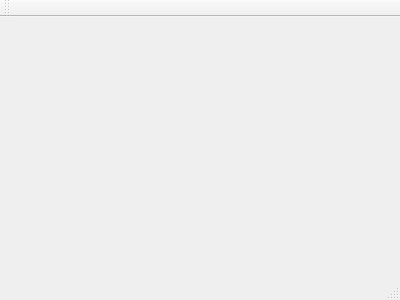
This is project_socket/mainwindow.ui in claranobre/Socket as Qt 5 draws it before an edit. The edited form follows.
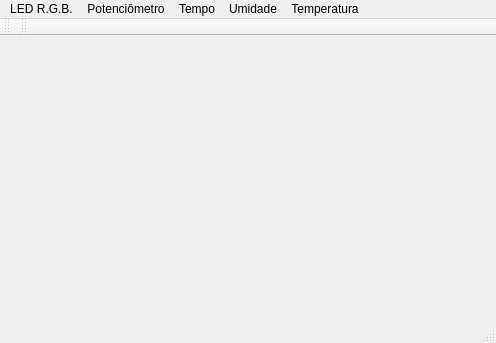
This is the edited form.

Diff of the .ui file:
```diff
--- a/project_socket/mainwindow.ui
+++ b/project_socket/mainwindow.ui
@@ -1,24 +1,102 @@
 <ui version="4.0">
  <class>MainWindow</class>
- <widget class="QMainWindow" name="MainWindow" >
-  <property name="geometry" >
+ <widget class="QMainWindow" name="MainWindow">
+  <property name="geometry">
    <rect>
     <x>0</x>
     <y>0</y>
-    <width>400</width>
-    <height>300</height>
+    <width>496</width>
+    <height>343</height>
    </rect>
   </property>
   <property name="windowTitle" >
    <string>MainWindow</string>
   </property>
-  <widget class="QMenuBar" name="menuBar" />
-  <widget class="QToolBar" name="mainToolBar" />
-  <widget class="QWidget" name="centralWidget" />
-  <widget class="QStatusBar" name="statusBar" />
+  <widget class="QWidget" name="centralWidget"/>
+  <widget class="QMenuBar" name="menuBar">
+   <property name="geometry">
+    <rect>
+     <x>0</x>
+     <y>0</y>
+     <width>496</width>
+     <height>20</height>
+    </rect>
+   </property>
+   <widget class="QMenu" name="menuLED">
+    <property name="title">
+     <string>LED R.G.B.</string>
+    </property>
+    <addaction name="actionIniciar"/>
+   </widget>
+   <widget class="QMenu" name="menuPotenci_metro">
+    <property name="title">
+     <string>Potenciômetro</string>
+    </property>
+    <addaction name="actionIniciar_2"/>
+   </widget>
+   <widget class="QMenu" name="menuUmidade">
+    <property name="title">
+     <string>Umidade</string>
+    </property>
+   </widget>
+   <widget class="QMenu" name="menuTemperatura">
+    <property name="title">
+     <string>Temperatura</string>
+    </property>
+   </widget>
+   <widget class="QMenu" name="menuTempo">
+    <property name="title">
+     <string>Tempo</string>
+    </property>
+   </widget>
+   <addaction name="menuLED"/>
+   <addaction name="menuPotenci_metro"/>
+   <addaction name="menuTempo"/>
+   <addaction name="menuUmidade"/>
+   <addaction name="menuTemperatura"/>
+  </widget>
+  <widget class="QToolBar" name="mainToolBar">
+   <attribute name="toolBarArea">
+    <enum>TopToolBarArea</enum>
+   </attribute>
+   <attribute name="toolBarBreak">
+    <bool>false</bool>
+   </attribute>
+  </widget>
+  <widget class="QStatusBar" name="statusBar"/>
+  <widget class="QToolBar" name="toolBar">
+   <property name="windowTitle">
+    <string>toolBar</string>
+   </property>
+   <attribute name="toolBarArea">
+    <enum>TopToolBarArea</enum>
+   </attribute>
+   <attribute name="toolBarBreak">
+    <bool>false</bool>
+   </attribute>
+  </widget>
+  <action name="actionIniciar">
+   <property name="text">
+    <string>Iniciar</string>
+   </property>
+  </action>
+  <action name="actionIniciar_2">
+   <property name="text">
+    <string>Iniciar</string>
+   </property>
+  </action>
+  <action name="actionMostrar">
+   <property name="text">
+    <string>Mostrar</string>
+   </property>
+  </action>
+  <action name="actionMostrar_2">
+   <property name="text">
+    <string>Mostrar</string>
+   </property>
+  </action>
  </widget>
- <layoutDefault spacing="6" margin="11" />
- <pixmapfunction></pixmapfunction>
+ <layoutdefault spacing="6" margin="11"/>
  <resources/>
  <connections/>
 </ui>
```
Left out of the diff: 3 changed lines with no effect on the pictures.
